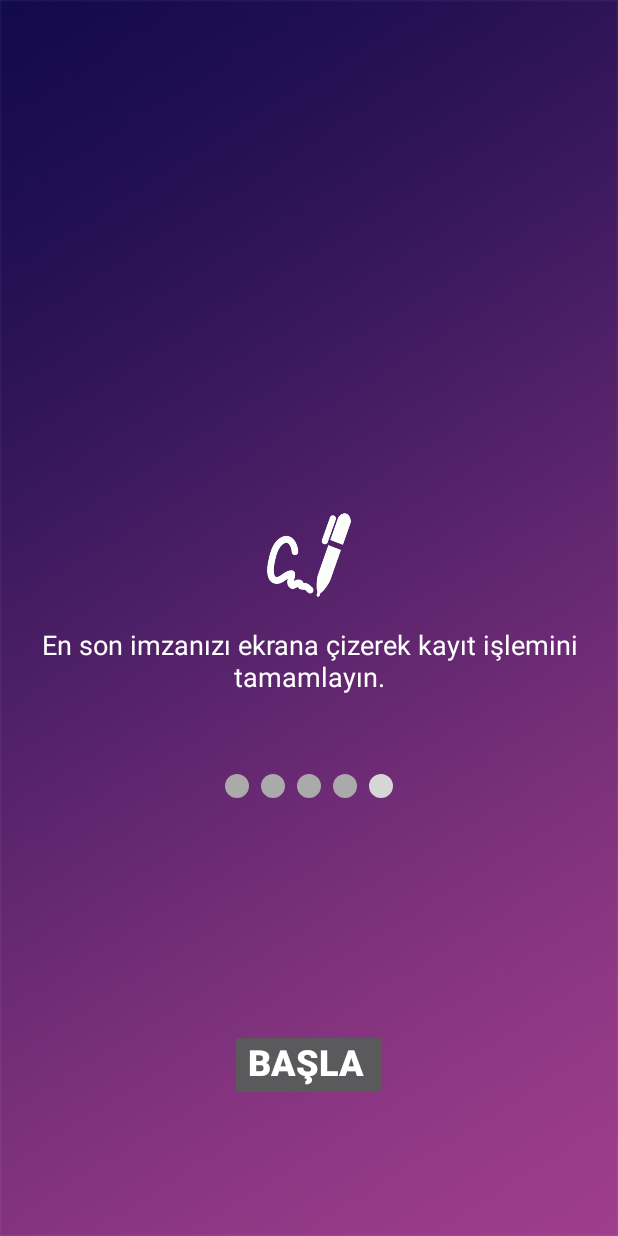
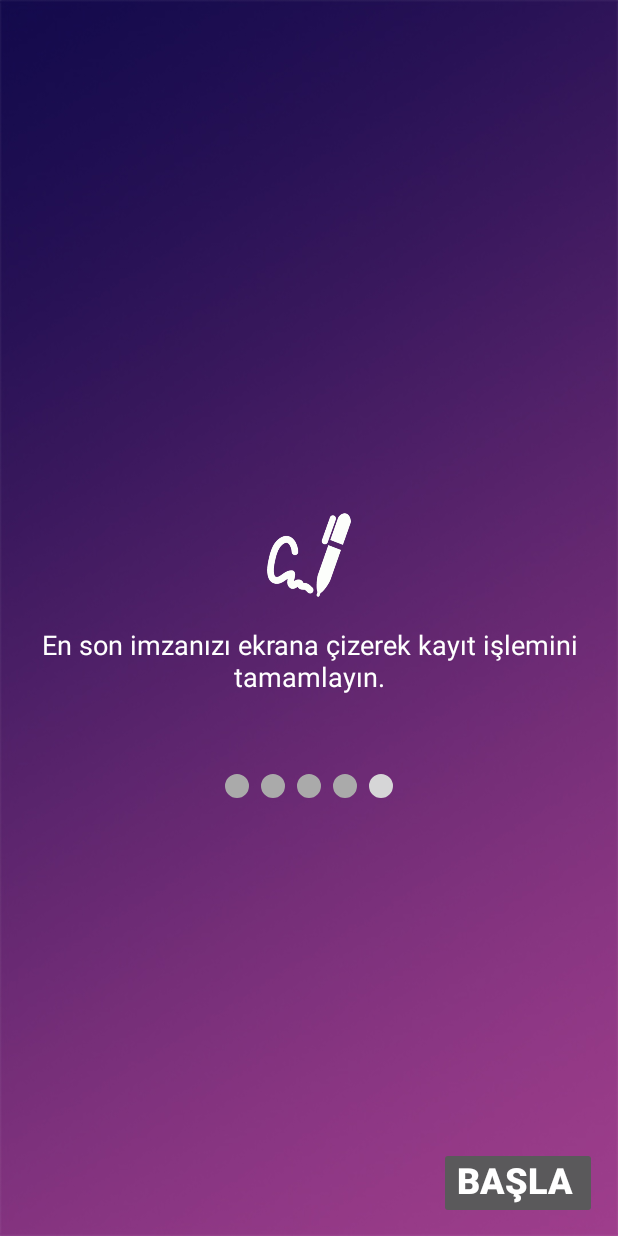
Before and after one commit to umuryavuz96/Digital-Identification-App, an Android app: the screen it shows after launch (InstructionsActivity), tab 5 chosen, on a phone screen of 412 x 824 dp. Run offline under Robolectric (Android 15) with nearby library versions, the phone set to English and light mode, and no system bars.

Commit message:
GENERAL UPDATE

```diff
--- a/app/src/main/java/activities/IDScanActivity.java
+++ b/app/src/main/java/activities/IDScanActivity.java
@@ -112,7 +112,7 @@ public class IDScanActivity extends AppCompatActivity {
                 try {
                     synchronized (this) {
 
-                        wait(10000);
+                        wait(2000);
 
                         runOnUiThread(new Runnable() {
                             @Override
--- a/app/src/main/java/activities/VoiceRecognitionActivity.java
+++ b/app/src/main/java/activities/VoiceRecognitionActivity.java
@@ -34,7 +34,7 @@ public class VoiceRecognitionActivity extends AppCompatActivity {
 
         checkPermission();
         final EditText editText = findViewById(R.id.editText);
-        final EditText displayOutput = findViewById(R.id.displayOutput);
+        final TextView displayOutput = findViewById(R.id.displayOutput);
         final SpeechRecognizer mSpeechRecognizer = SpeechRecognizer.createSpeechRecognizer(this);
         final Intent mSpeechRecognizerIntent = new Intent(RecognizerIntent.ACTION_RECOGNIZE_SPEECH);
         mSpeechRecognizerIntent.putExtra(RecognizerIntent.EXTRA_LANGUAGE_MODEL,
@@ -42,7 +42,7 @@ public class VoiceRecognitionActivity extends AppCompatActivity {
         mSpeechRecognizerIntent.putExtra(RecognizerIntent.EXTRA_LANGUAGE,
                 "tr-TR");
 
-
+        displayOutput.setText("Mert eve git");
         mSpeechRecognizer.startListening(mSpeechRecognizerIntent);
         mSpeechRecognizer.setRecognitionListener(new RecognitionListener() {
             @Override
@@ -88,6 +88,7 @@ public class VoiceRecognitionActivity extends AppCompatActivity {
                 //displaying the first match
                 if (matches != null)
                     editText.setText(matches.get(0));
+
 
                     if(displayOutput.getText().toString().equalsIgnoreCase(editText.getText().toString())){
 //                        Toast.makeText(VoiceRecognitionActivity.this,"Right on!",Toast.LENGTH_LONG).show();
--- a/app/src/main/java/utils/CameraPreview.java
+++ b/app/src/main/java/utils/CameraPreview.java
@@ -169,8 +169,8 @@ public class CameraPreview extends SurfaceView implements SurfaceHolder.Callback
     public static void setCameraSource(TextRecognizer textRecognizer) {
         cameraSource = new CameraSource.Builder(context, textRecognizer)
                 .setFacing(CameraSource.CAMERA_FACING_BACK)
-                .setRequestedPreviewSize(1280, 1024)
-                .setRequestedFps(4.0f)
+                .setRequestedPreviewSize(1920, 1080)
+                .setRequestedFps(60.0f)
                 .setAutoFocusEnabled(true)
                 .build();
 
--- a/app/src/main/java/utils/IDChecksum.java
+++ b/app/src/main/java/utils/IDChecksum.java
@@ -1,5 +1,7 @@
 package utils;
 
+
+import java.util.Arrays;
 
 public class IDChecksum {
 
@@ -10,7 +12,8 @@ public class IDChecksum {
     public boolean validify(String id){
         //validify
 
-        String[] chars=id.split("");
+        String[] chars2=id.split("");
+        String[] chars = Arrays.copyOfRange(chars2,1,chars2.length);
 
         boolean isElevenDigits = (chars.length==11);
         boolean isFirstDigitZero =(chars[0]=="0");
--- a/app/src/main/res/layout/activity_instuctions.xml
+++ b/app/src/main/res/layout/activity_instuctions.xml
@@ -4,7 +4,8 @@
     xmlns:tools="http://schemas.android.com/tools"
     android:layout_width="match_parent"
     android:layout_height="match_parent"
-    tools:context="activities.InstructionsActivity">
+    tools:context="activities.InstructionsActivity"
+    android:background="@drawable/background">
 
     <android.support.v4.view.ViewPager
         android:id="@+id/instructions_viewpager"
--- a/app/src/main/res/layout/fragment_instruction1.xml
+++ b/app/src/main/res/layout/fragment_instruction1.xml
@@ -3,7 +3,7 @@
     xmlns:app="http://schemas.android.com/apk/res-auto"
     android:layout_width="match_parent"
     android:layout_height="match_parent"
-    android:background="@drawable/background">
+    android:background="@android:color/transparent">
 
 
     <LinearLayout
--- a/app/src/main/res/layout/fragment_instruction2.xml
+++ b/app/src/main/res/layout/fragment_instruction2.xml
@@ -4,7 +4,7 @@
     xmlns:tools="http://schemas.android.com/tools"
     android:layout_width="match_parent"
     android:layout_height="match_parent"
-    android:background="@drawable/background">
+    android:background="@android:color/transparent">
 
     <LinearLayout
         android:layout_width="match_parent"
--- a/app/src/main/res/layout/fragment_instruction3.xml
+++ b/app/src/main/res/layout/fragment_instruction3.xml
@@ -4,7 +4,7 @@
     xmlns:tools="http://schemas.android.com/tools"
     android:layout_width="match_parent"
     android:layout_height="match_parent"
-    android:background="@drawable/background">
+    android:background="@android:color/transparent">
 
     <LinearLayout
         android:layout_width="match_parent"
--- a/app/src/main/res/layout/fragment_instruction4.xml
+++ b/app/src/main/res/layout/fragment_instruction4.xml
@@ -2,7 +2,7 @@
 <RelativeLayout xmlns:android="http://schemas.android.com/apk/res/android"
     android:layout_width="match_parent"
     android:layout_height="match_parent"
-    android:background="@drawable/background">
+    android:background="@android:color/transparent">
 
     <LinearLayout
         android:layout_width="match_parent"
--- a/app/src/main/res/layout/fragment_instruction5.xml
+++ b/app/src/main/res/layout/fragment_instruction5.xml
@@ -2,21 +2,22 @@
 <RelativeLayout xmlns:android="http://schemas.android.com/apk/res/android"
     android:layout_width="match_parent"
     android:layout_height="match_parent"
-    android:background="@drawable/background">
+    android:background="@android:color/transparent">
 
     <Button
         android:id="@+id/startButton"
         android:layout_width="wrap_content"
         android:layout_height="wrap_content"
         android:layout_alignParentBottom="true"
-        android:layout_centerHorizontal="true"
-        android:layout_marginBottom="90dp"
-        android:paddingRight="15dp"
+        android:layout_alignParentEnd="true"
+        android:layout_marginBottom="11dp"
+        android:layout_marginEnd="14dp"
+        android:paddingEnd="15dp"
         android:paddingTop="5dp"
         android:text="@string/tamam"
         android:textAlignment="center"
         android:textColor="@android:color/white"
-        android:textSize="24dp"
+        android:textSize="24sp"
         android:textStyle="bold" />
 
     <LinearLayout
@@ -31,20 +32,17 @@
             android:id="@+id/signlogo"
             android:layout_width="60dp"
             android:layout_height="60dp"
-            android:layout_above="@+id/inst2"
-            android:layout_centerHorizontal="false"
             android:layout_gravity="center_horizontal"
             android:layout_marginBottom="-200dp"
             android:background="@drawable/signlogo"
             android:scaleType="fitXY"
-            android:tint="@android:color/background_light" />
+            android:tint="@android:color/background_light"
+            android:contentDescription="TODO" />
 
         <TextView
             android:id="@+id/inst5"
             android:layout_width="match_parent"
             android:layout_height="wrap_content"
-            android:layout_alignParentStart="true"
-            android:layout_alignParentTop="true"
             android:layout_marginTop="217dp"
             android:fontFamily="sans-serif"
             android:gravity="center"
```
Also changed, not shown: app/src/main/java/utils/OCR.java (+15 -8 lines), app/src/main/res/layout/activity_face_scan.xml (+11 -0 lines), app/src/main/res/layout/activity_idscan.xml (+7 -8 lines), app/src/main/res/layout/activity_voice_recognition.xml (+9 -4 lines), app/src/main/res/drawable/facesil.png (added).
